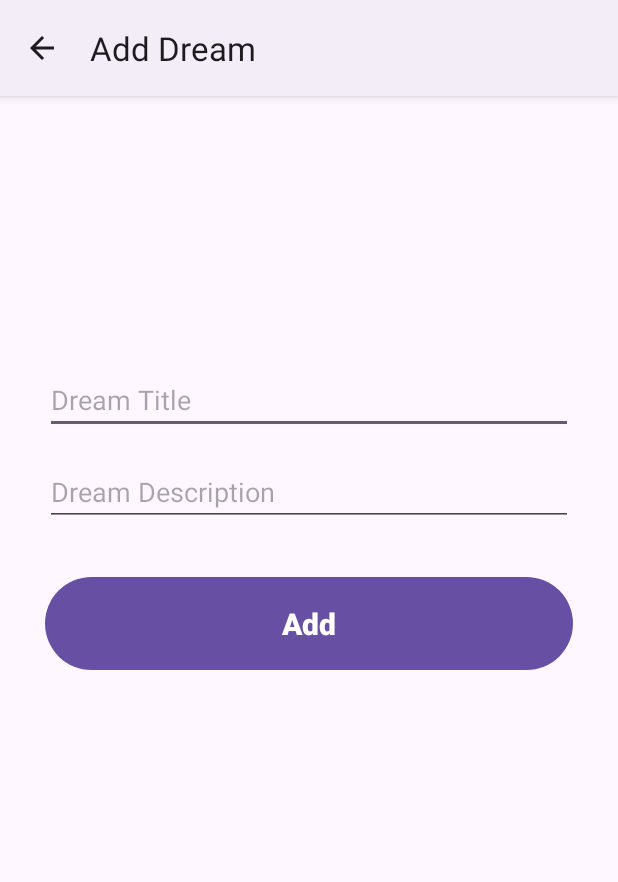
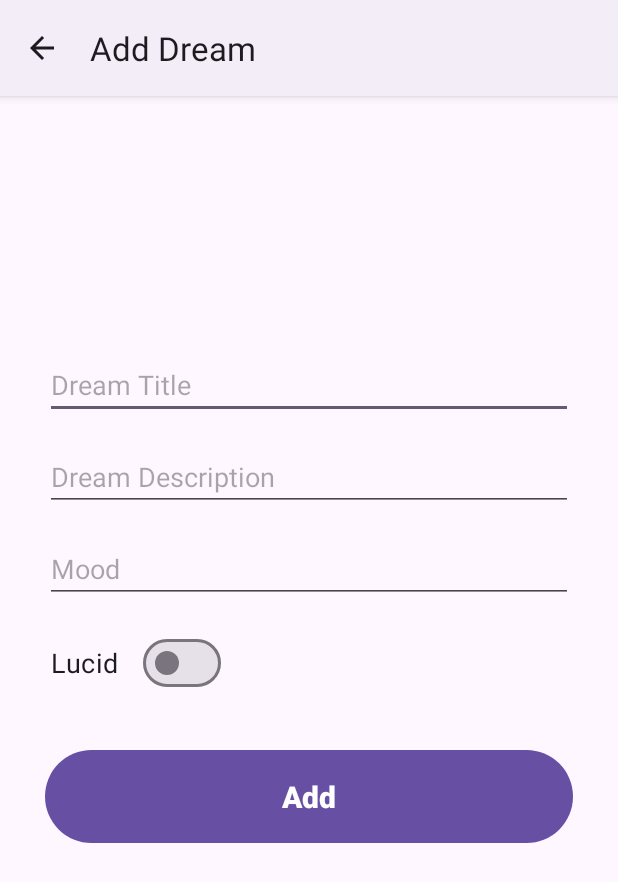
Before and after one commit to Alex7342/Lucid, an Android app built with Jetpack Compose: the AddActivity screen opened directly, with no data from a screen before it, after a tap on "Add", on a phone screen of 412 x 824 dp. Shown: the top 882 px of the screen. Run offline under Robolectric (Android 15) with nearby library versions, the phone set to English and light mode, and no system bars.

Commit message:
Updated the dream enitity, changed the AddActivity accordingly

```diff
--- a/app/src/main/java/com/example/lucid/AddActivity.java
+++ b/app/src/main/java/com/example/lucid/AddActivity.java
@@ -5,13 +5,20 @@ import androidx.appcompat.app.AppCompatActivity;
 import android.os.Bundle;
 import android.view.View;
 import android.widget.Button;
+import android.widget.CompoundButton;
 import android.widget.EditText;
-import android.widget.Toast;
+
+import com.google.android.material.materialswitch.MaterialSwitch;
+
+import java.util.Date;
 
 public class AddActivity extends AppCompatActivity {
     EditText titleInput;
     EditText descriptionInput;
+    EditText moodInput;
+    MaterialSwitch isLucidInput;
     Button addButton;
+    boolean isLucid;
 
     @Override
     protected void onCreate(Bundle savedInstanceState) {
@@ -20,13 +27,29 @@ public class AddActivity extends AppCompatActivity {
 
         titleInput = findViewById(R.id.titleInput);
         descriptionInput = findViewById(R.id.descriptionInput);
+        moodInput = findViewById(R.id.moodInput);
+        isLucidInput = findViewById(R.id.isLucidInput);
         addButton = findViewById(R.id.addButton);
+        isLucid = false;
+
+        isLucidInput.setOnCheckedChangeListener(new CompoundButton.OnCheckedChangeListener() {
+            @Override
+            public void onCheckedChanged(CompoundButton buttonView, boolean isChecked) {
+                isLucid = isChecked;
+            }
+        });
 
         addButton.setOnClickListener(new View.OnClickListener() {
             @Override
             public void onClick(View v) {
                 Repository repository = new Repository(AddActivity.this);
-                repository.addDream(titleInput.getText().toString().trim(), descriptionInput.getText().toString().trim());
+
+                String title = titleInput.getText().toString().trim();
+                String description = descriptionInput.getText().toString().trim();
+                String mood = moodInput.getText().toString().trim();
+
+                repository.addDream(title, description, mood, new Date(), isLucid);
+
                 titleInput.getText().clear();
                 descriptionInput.getText().clear();
             }
--- a/app/src/main/java/com/example/lucid/Dream.java
+++ b/app/src/main/java/com/example/lucid/Dream.java
@@ -1,19 +1,40 @@
 package com.example.lucid;
+
+import java.util.Date;
+import java.util.List;
 
 public class Dream {
     private String title;
     private String description;
+    private String mood;
+    private Date date;
+    private boolean isLucid;
 
-    public Dream(String title, String description) {
+    public Dream(String title, String description, String mood, Date date, boolean isLucid) {
         this.title = title;
         this.description = description;
+        this.date = date;
+        this.isLucid = isLucid;
+        this.mood = mood;
     }
 
     public String getTitle() {
-        return this.title;
+        return title;
     }
 
     public String getDescription() {
-        return this.description;
+        return description;
+    }
+
+    public String getMood() {
+        return mood;
+    }
+
+    public Date getDate() {
+        return date;
+    }
+
+    public boolean isLucid() {
+        return isLucid;
     }
 }
--- a/app/src/main/java/com/example/lucid/Repository.java
+++ b/app/src/main/java/com/example/lucid/Repository.java
@@ -6,6 +6,7 @@ import android.widget.Toast;
 import androidx.annotation.Nullable;
 
 import java.util.ArrayList;
+import java.util.Date;
 import java.util.List;
 
 public class Repository {
@@ -20,9 +21,9 @@ public class Repository {
         return dreamList;
     }
 
-    public void addDream(String title, String description) {
+    public void addDream(String title, String description, String mood, Date date, boolean isLucid) {
         try {
-            dreamList.add(new Dream(title, description));
+            dreamList.add(new Dream(title, description, mood, date, isLucid));
             Toast.makeText(context, "Dream added successfully!", Toast.LENGTH_SHORT).show();
         }
         catch(Exception exception) {
@@ -32,7 +33,8 @@ public class Repository {
 
     public void updateDream(int id, String newTitle, String newDescription) {
         try {
-            dreamList.set(id, new Dream(newTitle, newDescription));
+            Dream currentDream = dreamList.get(id);
+            dreamList.set(id, new Dream(newTitle, newDescription, currentDream.getMood(), currentDream.getDate(), currentDream.isLucid()));
             Toast.makeText(context, "Dream updated successfully!", Toast.LENGTH_SHORT).show();
         }
         catch(Exception exception) {
--- a/app/src/main/res/layout/activity_add.xml
+++ b/app/src/main/res/layout/activity_add.xml
@@ -11,10 +11,11 @@
         android:id="@+id/titleInput"
         android:layout_width="match_parent"
         android:layout_height="wrap_content"
-        android:layout_marginTop="150dp"
+        android:layout_marginTop="140dp"
         android:ems="10"
         android:hint="Dream Title"
-        android:inputType="text"
+        android:inputType="textCapSentences"
+        android:maxLength="50"
         app:layout_constraintEnd_toEndOf="parent"
         app:layout_constraintStart_toStartOf="parent"
         app:layout_constraintTop_toTopOf="parent" />
@@ -26,10 +27,36 @@
         android:layout_marginTop="16dp"
         android:ems="10"
         android:hint="Dream Description"
-        android:inputType="text"
+        android:inputType="textCapSentences|textMultiLine"
+        android:maxLines="5"
+        android:maxLength="2000"
         app:layout_constraintEnd_toEndOf="parent"
         app:layout_constraintStart_toStartOf="parent"
         app:layout_constraintTop_toBottomOf="@+id/titleInput" />
+
+    <EditText
+        android:id="@+id/moodInput"
+        android:layout_width="match_parent"
+        android:layout_height="wrap_content"
+        android:layout_marginTop="16dp"
+        android:ems="10"
+        android:hint="Mood"
+        android:inputType="textCapSentences"
+        app:layout_constraintEnd_toEndOf="parent"
+        app:layout_constraintStart_toStartOf="parent"
+        app:layout_constraintTop_toBottomOf="@+id/descriptionInput" />
+
+    <com.google.android.material.materialswitch.MaterialSwitch
+        android:id="@+id/isLucidInput"
+        android:layout_width="wrap_content"
+        android:layout_height="wrap_content"
+        android:layout_marginTop="16dp"
+        android:paddingLeft="4dp"
+        android:paddingRight="4dp"
+        android:text="Lucid"
+        android:textSize="18dp"
+        app:layout_constraintStart_toStartOf="parent"
+        app:layout_constraintTop_toBottomOf="@+id/moodInput" />
 
     <Button
         android:id="@+id/addButton"
@@ -40,6 +67,8 @@
         android:textSize="20sp"
         android:textStyle="bold"
         app:layout_constraintEnd_toEndOf="parent"
+        app:layout_constraintHorizontal_bias="0.0"
         app:layout_constraintStart_toStartOf="parent"
-        app:layout_constraintTop_toBottomOf="@+id/descriptionInput" />
+        app:layout_constraintTop_toBottomOf="@+id/isLucidInput" />
+
 </androidx.constraintlayout.widget.ConstraintLayout>
```
